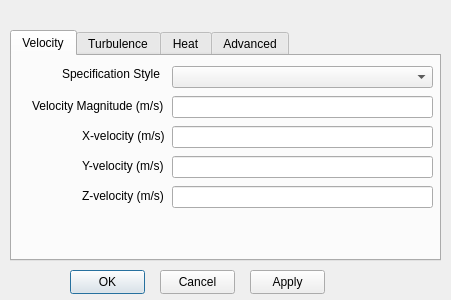
This is Source/CaseCreator/inletDialog.ui in mohamedalysayed/SplashFOAM as Qt 5 draws it before an edit. The edited form follows.
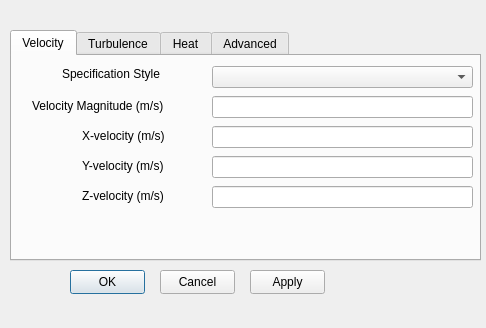
This is the edited form.

Commit message: Cosmetic changes on Qt-UI for better visibility.

What changed in the file:
```diff
--- a/Source/CaseCreator/inletDialog.ui
+++ b/Source/CaseCreator/inletDialog.ui
@@ -6,8 +6,8 @@
    <rect>
     <x>0</x>
     <y>0</y>
-    <width>451</width>
-    <height>300</height>
+    <width>486</width>
+    <height>328</height>
    </rect>
   </property>
   <property name="windowTitle">
@@ -18,7 +18,7 @@
     <rect>
      <x>10</x>
      <y>30</y>
-     <width>431</width>
+     <width>471</width>
      <height>231</height>
     </rect>
    </property>
@@ -32,7 +32,7 @@
     <widget class="QComboBox" name="comboBox">
      <property name="geometry">
       <rect>
-       <x>160</x>
+       <x>200</x>
        <y>10</y>
        <width>261</width>
        <height>22</height>
@@ -44,7 +44,7 @@
       <rect>
        <x>50</x>
        <y>10</y>
-       <width>101</width>
+       <width>131</width>
        <height>16</height>
       </rect>
      </property>
@@ -55,7 +55,7 @@
     <widget class="QLineEdit" name="lineEdit">
      <property name="geometry">
       <rect>
-       <x>160</x>
+       <x>200</x>
        <y>40</y>
        <width>261</width>
        <height>22</height>
@@ -67,7 +67,7 @@
       <rect>
        <x>20</x>
        <y>40</y>
-       <width>141</width>
+       <width>171</width>
        <height>20</height>
       </rect>
      </property>
@@ -78,7 +78,7 @@
     <widget class="QLineEdit" name="lineEdit_2">
      <property name="geometry">
       <rect>
-       <x>160</x>
+       <x>200</x>
        <y>70</y>
        <width>261</width>
        <height>22</height>
@@ -90,7 +90,7 @@
       <rect>
        <x>70</x>
        <y>70</y>
-       <width>91</width>
+       <width>111</width>
        <height>20</height>
       </rect>
      </property>
@@ -103,7 +103,7 @@
       <rect>
        <x>70</x>
        <y>100</y>
-       <width>91</width>
+       <width>111</width>
        <height>20</height>
       </rect>
      </property>
@@ -114,7 +114,7 @@
     <widget class="QLineEdit" name="lineEdit_3">
      <property name="geometry">
       <rect>
-       <x>160</x>
+       <x>200</x>
        <y>100</y>
        <width>261</width>
        <height>22</height>
@@ -126,7 +126,7 @@
       <rect>
        <x>70</x>
        <y>130</y>
-       <width>91</width>
+       <width>111</width>
        <height>20</height>
       </rect>
      </property>
@@ -137,7 +137,7 @@
     <widget class="QLineEdit" name="lineEdit_4">
      <property name="geometry">
       <rect>
-       <x>160</x>
+       <x>200</x>
        <y>130</y>
        <width>261</width>
        <height>22</height>
```
Left out of the diff: 20 changed lines with no effect on the pictures. The commit also changes 7 other files.
